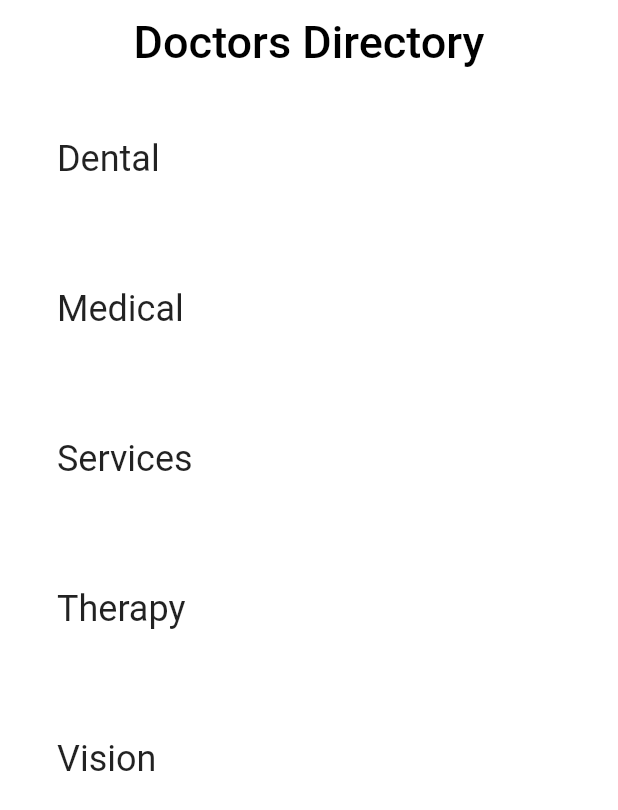
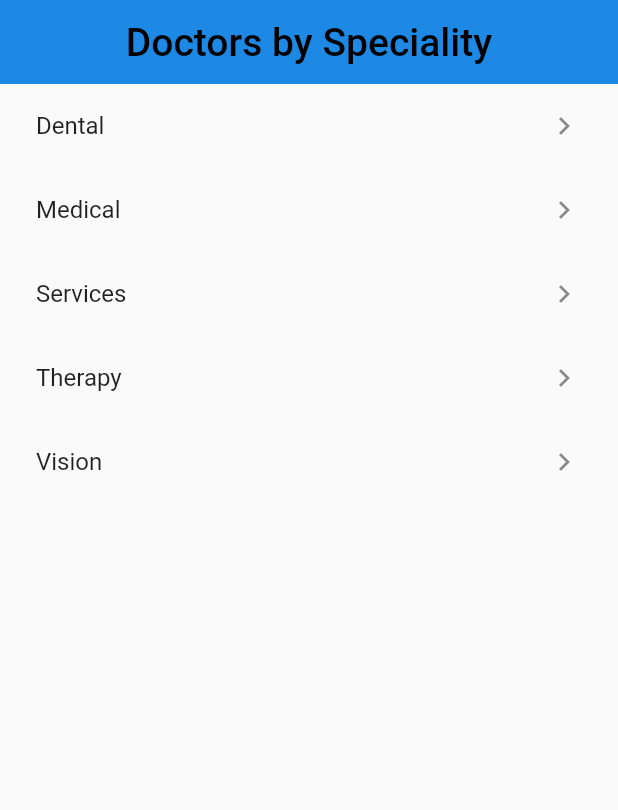
Before and after one commit to abhi2496/doctor_directory, a Flutter app: the screen it shows after launch, on a phone screen of 412 x 824 dp. Shown: the top 810 px of the screen. Run offline on Flutter 3.47's test engine with Material 2 defaults, Android fonts, the phone set to English and light mode, and no system bars.

Commit message:
ListView and Navigation implementation.

```diff
--- a/lib/doctors_by_speciality.dart
+++ b/lib/doctors_by_speciality.dart
@@ -1,8 +1,9 @@
 import 'package:flutter/material.dart';
 import 'package:doctor_directory/specialities.dart';
+import 'package:doctor_directory/doctor_list.dart';
 
-//final _backgroundColor = Colors.blue[600];
-final _backgroundColor = Colors.white;
+final _backgroundColor = Colors.blue[600];
+//final _backgroundColor = Colors.white;
 
 class DoctorsBySpeciality extends StatelessWidget {
   static const _specialityNames = <String>[
@@ -32,11 +33,42 @@ class DoctorsBySpeciality extends StatelessWidget {
       ));
     }
 
+    /*  final listView = Container(
+        color: Colors.transparent,
+        padding: EdgeInsets.symmetric(horizontal: 8.0),
+        child: ListView.builder(
+            itemCount: specialities.length,
+            itemBuilder: (BuildContext context, int index) {
+              return Card(
+                child: ListTile(
+                  onTap: (){
+                    print('Tapped');
+                  },
+                  title: Text(_specialityNames[index]),
+                  trailing: Icon(Icons.keyboard_arrow_right),
+                ),
+              );
+            }
+        )
+    );
+*/
     final listView = Container(
-      color: _backgroundColor,
+      color: Colors.transparent,
       padding: EdgeInsets.symmetric(horizontal: 8.0),
       child: ListView.builder(
-        itemBuilder: (BuildContext context, int index) => specialities[index],
+        itemBuilder: (BuildContext context, int index) {
+          return InkWell(
+            splashColor: _baseColors[index],
+            borderRadius: BorderRadius.circular(50.0),
+            onTap: (){
+              Navigator.push(context, MaterialPageRoute(builder: (context)=> DoctorList()));
+              },
+            child: ListTile(
+              title: Text(_specialityNames[index]),
+              trailing: Icon(Icons.keyboard_arrow_right),
+            ),
+          );
+        },
         itemCount: specialities.length,
       ),
     );
@@ -44,10 +76,10 @@ class DoctorsBySpeciality extends StatelessWidget {
     final appBar = AppBar(
       elevation: 0.0,
       title: Text(
-        'Doctors Directory',
+        'Doctors by Speciality',
         style: TextStyle(
           color: Colors.black,
-          fontSize: 30.0,
+          fontSize: 26.0,
         ),
       ),
       centerTitle: true,
--- a/lib/main.dart
+++ b/lib/main.dart
@@ -12,6 +12,11 @@ class DoctorDirectory extends StatelessWidget {
       debugShowCheckedModeBanner: false,
       //home: MyHomePage(title: 'Flutter Demo Home Page'),
       home: DoctorsBySpeciality(),
+      theme: ThemeData(
+/*        primaryColor: Colors.lightBlue[800],
+        accentColor: Colors.cyan[600],*/
+        backgroundColor: Colors.transparent,
+      ),
     );
   }
 }
--- a/lib/specialities.dart
+++ b/lib/specialities.dart
@@ -40,7 +40,7 @@ class Specialities extends StatelessWidget {
             print('I was tapped');
           },
           child: Padding(
-            padding: EdgeInsets.all(30.0),
+            padding: EdgeInsets.all(20.0),
             child: Row(
               crossAxisAlignment: CrossAxisAlignment.stretch,
               children: [
--- a/pubspec.yaml
+++ b/pubspec.yaml
@@ -17,6 +17,8 @@ environment:
   sdk: ">=2.1.0 <3.0.0"
 
 dependencies:
+  http:
+    ^0.12.0+2
   flutter:
     sdk: flutter
 
```
Also changed, not shown: lib/doctor_list.dart (+147 -4 lines), pubspec.lock.
